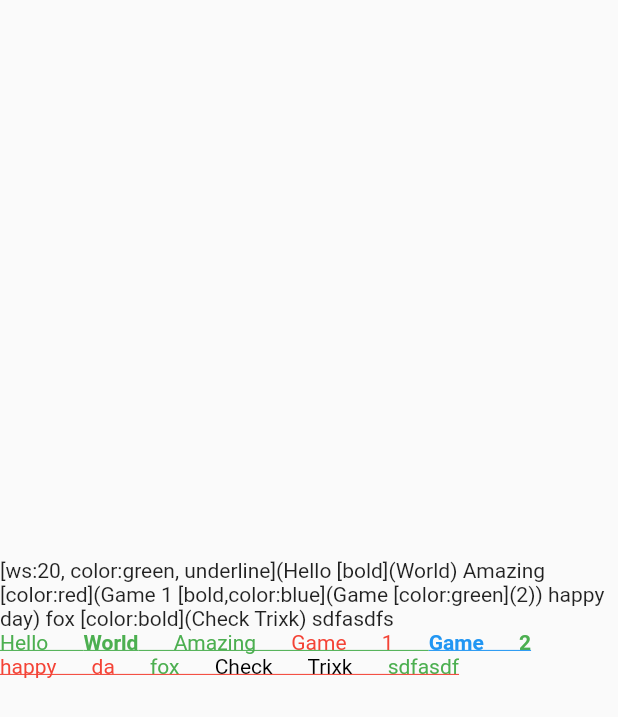
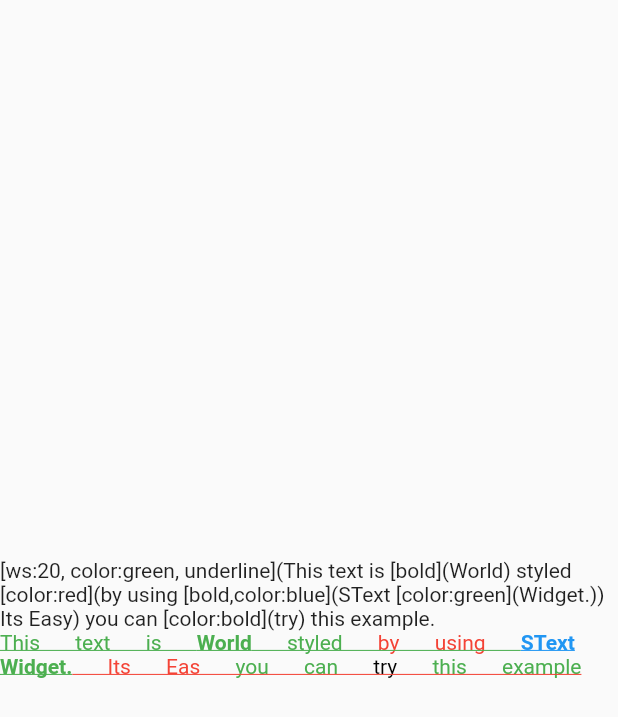
Before and after one commit to raj457036/super_text, a Flutter app: the screen it shows after launch, on a phone screen of 412 x 824 dp. Shown: the top 717 px of the screen. Run offline on Flutter 3.47's test engine with Material 2 defaults, Android fonts, the phone set to English and light mode, and no system bars; our stand-ins replace equatable.

Commit message:
added more escape character

```diff
--- a/example/lib/main.dart
+++ b/example/lib/main.dart
@@ -61,9 +61,10 @@ class Home extends StatelessWidget {
 
   @override
   Widget build(BuildContext context) {
-    final text = "[ws:20, color:green, underline](Hello [bold](World) Amazing "
-        "[color:red](Game 1 [bold,color:blue](Game [color:green](2)) "
-        "happy day) fox [color:bold](Check Trixk) sdfasdfs";
+    final text =
+        "[ws:20, color:green, underline](This text is [bold](World) styled "
+        "[color:red](by using [bold,color:blue](SText [color:green](Widget.)) "
+        "Its Easy) you can [color:bold](try) this example.";
     return Scaffold(
       body: Center(
         child: Column(
--- a/lib/src/style_parser.dart
+++ b/lib/src/style_parser.dart
@@ -3,12 +3,12 @@ import 'style_applier.dart';
 import 'style_processor.dart';
 
 final RegExp _exp1 = RegExp(
-  r'\[([[\s*?[\w*\,?]+[:\w\,\s?]+?]*)\]\(([\w\s]+)\)',
+  r'\[([[\s*?[\w*\,?]+[:\w\,\s?]+?]*)\]\(([\w\s.!=+-]+)\)',
   multiLine: true,
 );
 
 final RegExp _exp2 = RegExp(
-  r'\[([[\s*?[\w*\,?]+[:\w\,\s?]+?]*)\]\(([\w\s\W\S]+)\)',
+  r'\[([[\s*?[\w*\,?]+[:\w\,\s?]+?]*)\]\(([\w\s\W\S.!=+-]+)\)',
   multiLine: true,
 );
 
```
Also changed, not shown: 1 other file.
